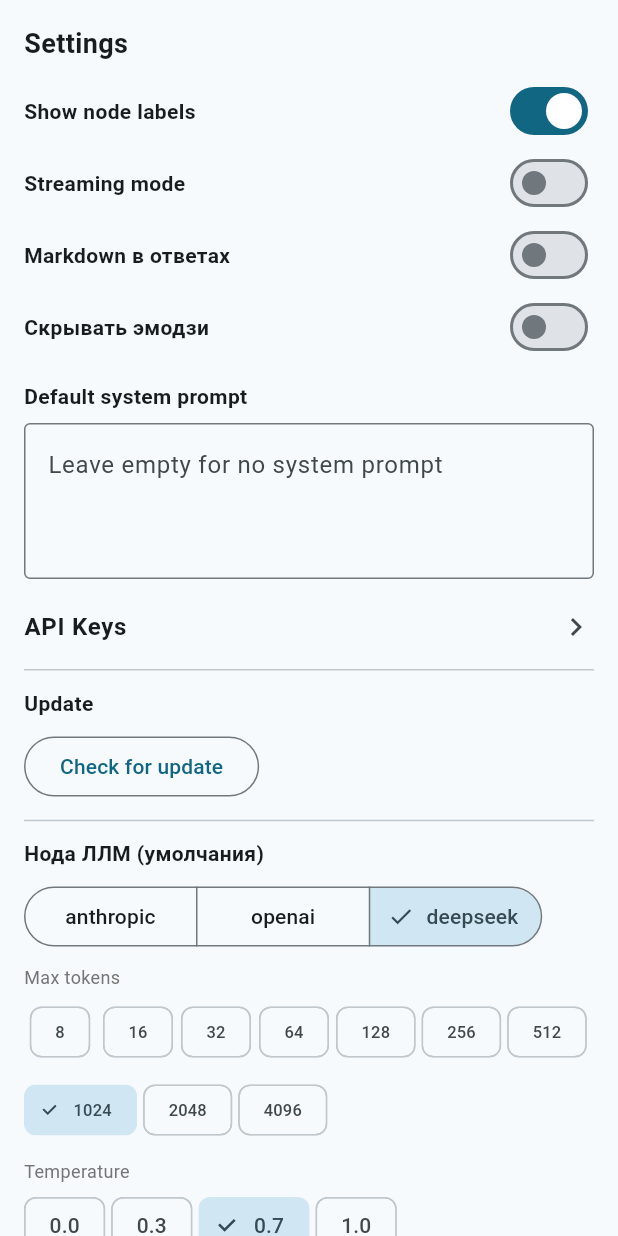
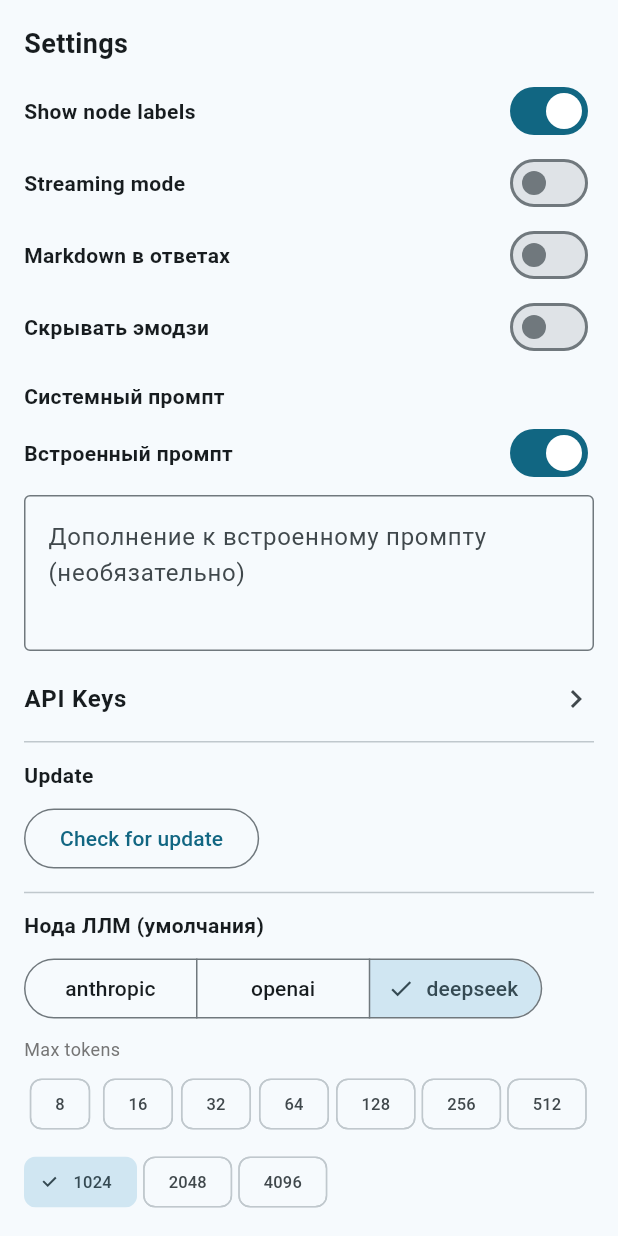
Before and after one commit to iamweasel89/musical-succotash, a Flutter app: the SettingsSheet widget shown alone on an empty page, opened directly with empty values, on a phone screen of 412 x 824 dp. Run offline on Flutter 3.47's test engine with Material 3 defaults, Android fonts, the phone set to English and light mode, and no system bars; our stand-ins replace file_picker, flutter_markdown, hive_flutter, package_info_plus, share_plus; accounts and stored records are empty.

Commit message:
Add built-in system prompt with date injection, toggleable in settings
https://claude.ai/code/session_01YZLrqPATDuZ4r2HbuCMAoi

```diff
--- a/lib/models/settings.dart
+++ b/lib/models/settings.dart
@@ -5,6 +5,7 @@ class GlobalSettings {
   String defaultSystemPrompt;
   bool streamingMode;
   bool showNodeLabels;
+  bool useBuiltinSystemPrompt;
   bool renderMarkdown;
   bool hideEmoji;
 
@@ -31,6 +32,7 @@ class GlobalSettings {
     this.openAiKey = '',
     this.deepSeekKey = '',
     this.defaultSystemPrompt = '',
+    this.useBuiltinSystemPrompt = true,
     this.streamingMode = false,
     this.showNodeLabels = true,
     this.renderMarkdown = false,
@@ -54,6 +56,7 @@ class GlobalSettings {
         'openAiKey': openAiKey,
         'deepSeekKey': deepSeekKey,
         'defaultSystemPrompt': defaultSystemPrompt,
+        'useBuiltinSystemPrompt': useBuiltinSystemPrompt,
         'streamingMode': streamingMode,
         'showNodeLabels': showNodeLabels,
         'renderMarkdown': renderMarkdown,
@@ -77,6 +80,7 @@ class GlobalSettings {
         openAiKey: j['openAiKey'] as String? ?? '',
         deepSeekKey: j['deepSeekKey'] as String? ?? '',
         defaultSystemPrompt: j['defaultSystemPrompt'] as String? ?? '',
+        useBuiltinSystemPrompt: j['useBuiltinSystemPrompt'] as bool? ?? true,
         streamingMode: j['streamingMode'] as bool? ?? false,
         showNodeLabels: j['showNodeLabels'] as bool? ?? true,
         renderMarkdown: j['renderMarkdown'] as bool? ?? false,
--- a/lib/widgets/settings_sheet.dart
+++ b/lib/widgets/settings_sheet.dart
@@ -177,15 +177,26 @@ class _SettingsSheetState extends State<SettingsSheet> {
               },
             ),
             const SizedBox(height: 12),
-            const Text('Default system prompt',
+            const Text('Системный промпт',
                 style: TextStyle(fontWeight: FontWeight.w600)),
-            const SizedBox(height: 8),
+            const SizedBox(height: 4),
+            _SwitchRow(
+              label: 'Встроенный промпт',
+              value: s.useBuiltinSystemPrompt,
+              onChanged: (v) {
+                setState(() => s.useBuiltinSystemPrompt = v);
+                _save();
+              },
+            ),
+            const SizedBox(height: 4),
             TextField(
               controller: _sysPromptCtrl,
               maxLines: 3,
-              decoration: const InputDecoration(
-                border: OutlineInputBorder(),
-                hintText: 'Leave empty for no system prompt',
+              decoration: InputDecoration(
+                border: const OutlineInputBorder(),
+                hintText: s.useBuiltinSystemPrompt
+                    ? 'Дополнение к встроенному промпту (необязательно)'
+                    : 'Системный промпт (пусто — без промпта)',
               ),
               onChanged: (v) {
                 s.defaultSystemPrompt = v;
```
Also changed, not shown: lib/services/api_runner.dart (+23 -1 lines).
